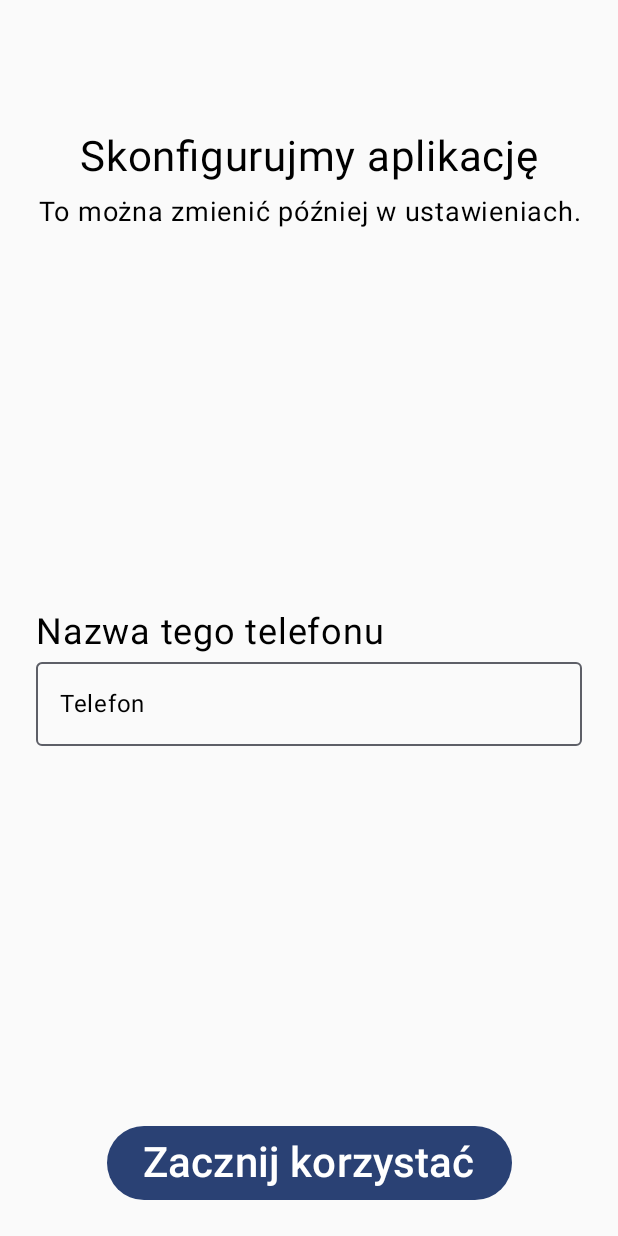
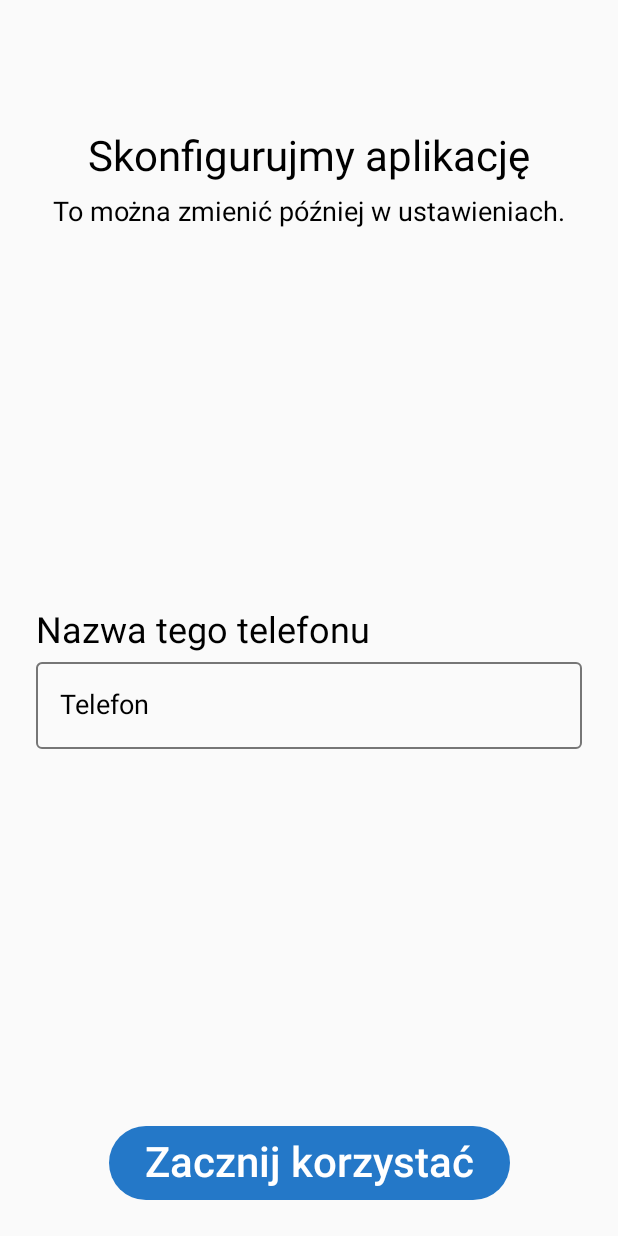
Before and after one commit to Samson312/PhoneBrowser, an Android app built with Jetpack Compose: the screen it shows after launch (MainActivity), on a phone screen of 412 x 824 dp. Run offline under Robolectric (Android 15) with nearby library versions, the phone set to English and light mode, and no system bars; our stand-ins replace Dagger/Hilt's generated code, Timber; libraries missing offline, so code that uses them is left out: androidx.hilt.lifecycle.

Commit message:
feat(mobile): add color, theme and typography definitions

```diff
--- a/mobile/app/src/main/java/com/phonebrowser/app/ui/theme/Color.kt
+++ b/mobile/app/src/main/java/com/phonebrowser/app/ui/theme/Color.kt
@@ -2,10 +2,11 @@ package com.phonebrowser.app.ui.theme
 
 import androidx.compose.ui.graphics.Color
 
-val Purple80 = Color(0xFFD0BCFF)
-val PurpleGrey80 = Color(0xFFCCC2DC)
-val Pink80 = Color(0xFFEFB8C8)
-
-val Purple40 = Color(0xFF6650a4)
-val PurpleGrey40 = Color(0xFF625b71)
-val Pink40 = Color(0xFF7D5260)
+val Accent = Color(0xFF2478C8)
+val AccentSubtle = Color(0xFFF0F7FF)
+val TextPrimary = Color(0xFF222222)
+val TextSecondary = Color(0xFF595959)
+val ControlBorder = Color(0xFF767676)
+val SuccessText = Color(0xFF27804A)
+val ErrorText = Color(0xFF791F1F)
+val ErrorBorder = Color(0xFFE24B4A)
--- a/mobile/app/src/main/java/com/phonebrowser/app/ui/theme/Theme.kt
+++ b/mobile/app/src/main/java/com/phonebrowser/app/ui/theme/Theme.kt
@@ -1,57 +1,30 @@
 package com.phonebrowser.app.ui.theme
 
-import android.app.Activity
-import android.os.Build
-import androidx.compose.foundation.isSystemInDarkTheme
 import androidx.compose.material3.MaterialTheme
-import androidx.compose.material3.darkColorScheme
-import androidx.compose.material3.dynamicDarkColorScheme
-import androidx.compose.material3.dynamicLightColorScheme
 import androidx.compose.material3.lightColorScheme
 import androidx.compose.runtime.Composable
-import androidx.compose.ui.platform.LocalContext
+import androidx.compose.ui.graphics.Color
 
-private val DarkColorScheme = darkColorScheme(
-    primary = Purple80,
-    secondary = PurpleGrey80,
-    tertiary = Pink80
+private val AppColorScheme = lightColorScheme(
+    primary = Accent,
+    onPrimary = Color.White,
+    primaryContainer = AccentSubtle,
+    onPrimaryContainer = TextPrimary,
+    background = Color.White,
+    onBackground = TextPrimary,
+    surface = Color.White,
+    onSurface = TextPrimary,
+    onSurfaceVariant = TextSecondary,
+    outline = ControlBorder,
+    error = ErrorText
 )
 
-private val LightColorScheme = lightColorScheme(
-    primary = Purple40,
-    secondary = PurpleGrey40,
-    tertiary = Pink40
-
-    /* Other default colors to override
-    background = Color(0xFFFFFBFE),
-    surface = Color(0xFFFFFBFE),
-    onPrimary = Color.White,
-    onSecondary = Color.White,
-    onTertiary = Color.White,
-    onBackground = Color(0xFF1C1B1F),
-    onSurface = Color(0xFF1C1B1F),
-    */
-)
-
+// Dynamic color is deliberately not used: contrast has to be under our control,
+// not derived from the user's wallpaper.
 @Composable
-fun PhoneBrowserMobileTheme(
-    darkTheme: Boolean = isSystemInDarkTheme(),
-    // Dynamic color is available on Android 12+
-    dynamicColor: Boolean = true,
-    content: @Composable () -> Unit
-) {
-    val colorScheme = when {
-        dynamicColor && Build.VERSION.SDK_INT >= Build.VERSION_CODES.S -> {
-            val context = LocalContext.current
-            if (darkTheme) dynamicDarkColorScheme(context) else dynamicLightColorScheme(context)
-        }
-
-        darkTheme -> DarkColorScheme
-        else -> LightColorScheme
-    }
-
+fun PhoneBrowserMobileTheme(content: @Composable () -> Unit) {
     MaterialTheme(
-        colorScheme = colorScheme,
+        colorScheme = AppColorScheme,
         typography = Typography,
         content = content
     )
--- a/mobile/app/src/main/java/com/phonebrowser/app/ui/theme/Type.kt
+++ b/mobile/app/src/main/java/com/phonebrowser/app/ui/theme/Type.kt
@@ -8,27 +8,34 @@ import androidx.compose.ui.unit.sp
 
 // Set of Material typography styles to start with
 val Typography = Typography(
+    headlineLarge = TextStyle(
+        fontFamily = FontFamily.Default,
+        fontWeight = FontWeight.SemiBold,
+        fontSize = 28.sp,
+        lineHeight = 36.sp
+    ),
+    titleLarge = TextStyle(
+        fontFamily = FontFamily.Default,
+        fontWeight = FontWeight.SemiBold,
+        fontSize = 24.sp,
+        lineHeight = 32.sp
+    ),
     bodyLarge = TextStyle(
         fontFamily = FontFamily.Default,
         fontWeight = FontWeight.Normal,
-        fontSize = 16.sp,
-        lineHeight = 24.sp,
-        letterSpacing = 0.5.sp
-    )
-    /* Other default text styles to override
-    titleLarge = TextStyle(
+        fontSize = 18.sp,
+        lineHeight = 26.sp
+    ),
+    bodyMedium = TextStyle(
         fontFamily = FontFamily.Default,
         fontWeight = FontWeight.Normal,
-        fontSize = 22.sp,
-        lineHeight = 28.sp,
-        letterSpacing = 0.sp
+        fontSize = 16.sp,
+        lineHeight = 24.sp
     ),
-    labelSmall = TextStyle(
+    labelLarge = TextStyle(
         fontFamily = FontFamily.Default,
-        fontWeight = FontWeight.Medium,
-        fontSize = 11.sp,
-        lineHeight = 16.sp,
-        letterSpacing = 0.5.sp
+        fontWeight = FontWeight.SemiBold,
+        fontSize = 20.sp,
+        lineHeight = 28.sp
     )
-    */
 )
```
